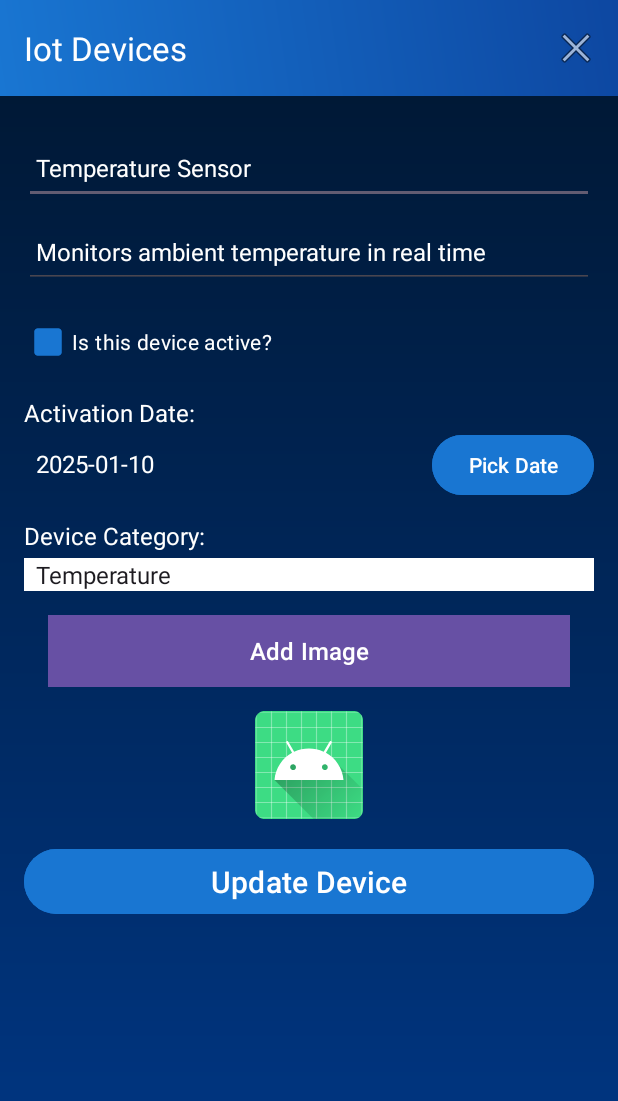
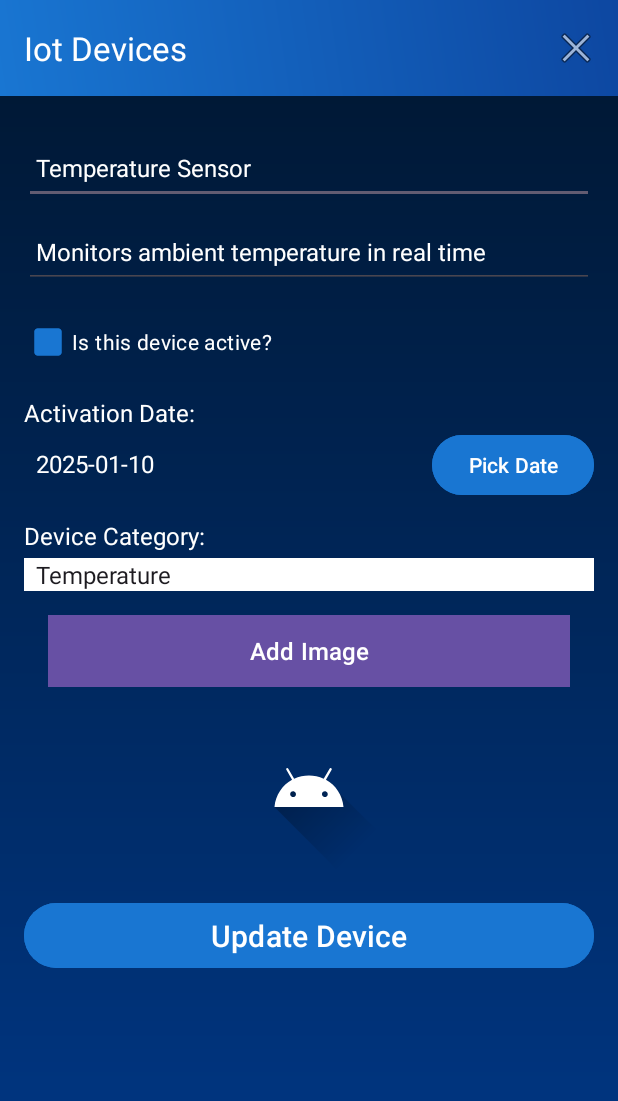
Before and after one commit to JeffHalley/MobileAppDevCA2, an Android app: the screen it shows after launch (DeviceActivity), after a tap on "edit", on a phone screen of 412 x 824 dp. Shown: the top 1101 px of the screen. Run offline under Robolectric (Android 15) with nearby library versions, the phone set to English and light mode, and no system bars; our stand-ins replace Picasso, Timber; libraries missing offline, so code that uses them is left out: com.github.ajalt.timberkt, timber.log; 9 statements that could not run were skipped.

Commit message:
feat: Implement image selection for devices
Adds the functionality for users to select an image for a device from their phone's storage.

- Integrates the Picasso library to handle image loading and display.
- Implements an `ActivityResultLauncher` to manage the image selection intent.
- Updates the `DeviceActivity` to display the selected image or a placeholder.
- Adds an `image` property to the `DeviceModel` and updates the data persistence layer (`DeviceMemStore`) to handle it.
- Introduces a helper function `showImagePicker` to encapsulate the image selection logic.

```diff
--- a/app/build.gradle.kts
+++ b/app/build.gradle.kts
@@ -53,4 +53,6 @@ dependencies {
     androidTestImplementation(libs.androidx.junit)
     androidTestImplementation(libs.androidx.espresso.core)
     implementation(libs.gson)
+    implementation(libs.picasso)
+
 }
--- a/app/src/main/java/ie/setu/mobileAppDevCA2/activities/DeviceActivity.kt
+++ b/app/src/main/java/ie/setu/mobileAppDevCA2/activities/DeviceActivity.kt
@@ -1,20 +1,43 @@
 package ie.setu.mobileAppDevCA2.activities
 
 import android.app.DatePickerDialog
+import android.content.Intent
+import android.net.Uri
 import android.os.Bundle
 import android.view.Menu
 import android.view.MenuItem
+import androidx.activity.result.ActivityResultLauncher
+import androidx.activity.result.contract.ActivityResultContracts
 import com.google.android.material.snackbar.Snackbar
 import androidx.appcompat.app.AppCompatActivity
+import com.squareup.picasso.Picasso
 import ie.setu.mobileAppDevCA2.R
 import ie.setu.mobileAppDevCA2.databinding.ActivityDeviceBinding
+import ie.setu.mobileAppDevCA2.helpers.showImagePicker
 import ie.setu.mobileAppDevCA2.main.MainApp
 import ie.setu.mobileAppDevCA2.models.DeviceModel
 import timber.log.Timber.i
 import java.text.SimpleDateFormat
 import java.util.*
+import androidx.core.net.toUri
 
 class DeviceActivity : AppCompatActivity() {
+
+    private lateinit var imageIntentLauncher : ActivityResultLauncher<Intent>
+
+
+    private fun registerImagePickerCallback() {
+        imageIntentLauncher =
+            registerForActivityResult(ActivityResultContracts.StartActivityForResult()) { result ->
+                if (result.resultCode == RESULT_OK && result.data != null) {
+                    val uri = result.data!!.data!!
+                    device.image = uri.toString()
+                    Picasso.get()
+                        .load(uri)
+                        .into(binding.deviceImage)
+                }
+            }
+    }
 
     private lateinit var binding: ActivityDeviceBinding
     var device = DeviceModel()
@@ -26,6 +49,9 @@ class DeviceActivity : AppCompatActivity() {
         super.onCreate(savedInstanceState)
         binding = ActivityDeviceBinding.inflate(layoutInflater)
         setContentView(binding.root)
+
+        registerImagePickerCallback()
+
         binding.toolbarAdd.title = title
         setSupportActionBar(binding.toolbarAdd)
         app = application as MainApp
@@ -43,6 +69,17 @@ class DeviceActivity : AppCompatActivity() {
         // If editing an existing device
         if (intent.hasExtra("device_edit")) {
             device = intent.extras?.getParcelable("device_edit")!!
+            i("Device to edit: $device")
+            i("Device image: ${device.image}")
+
+            if (device.image.isNotEmpty()) {
+                Picasso.get()
+                    .load(device.image.toUri())
+                    .into(binding.deviceImage)
+            } else {
+                binding.deviceImage.setImageResource(R.drawable.placeholder)
+            }
+
             binding.deviceTitle.setText(device.title)
             binding.deviceDescription.setText(device.description)
             binding.checkActive.isChecked = device.status
@@ -73,8 +110,10 @@ class DeviceActivity : AppCompatActivity() {
             dialog.show()
         }
 
+
         binding.chooseImage.setOnClickListener {
             i("Select image")
+            showImagePicker(imageIntentLauncher)
         }
 
 
--- a/app/src/main/java/ie/setu/mobileAppDevCA2/models/DeviceMemStore.kt
+++ b/app/src/main/java/ie/setu/mobileAppDevCA2/models/DeviceMemStore.kt
@@ -34,6 +34,7 @@ class DeviceMemStore(private val context: Context) : DeviceStore {
             foundDevice.status = device.status
             foundDevice.activatedAt = device.activatedAt
             foundDevice.sensorFamily = device.sensorFamily
+            foundDevice.image = device.image
             save()
             logAll()
         }
--- a/app/src/main/java/ie/setu/mobileAppDevCA2/models/DeviceModel.kt
+++ b/app/src/main/java/ie/setu/mobileAppDevCA2/models/DeviceModel.kt
@@ -1,5 +1,6 @@
 package ie.setu.mobileAppDevCA2.models
 
+import android.net.Uri
 import android.os.Parcelable
 import kotlinx.parcelize.Parcelize
 
@@ -10,5 +11,6 @@ data class DeviceModel(
     var description: String = "",
     var status: Boolean = false,
     var activatedAt: String = "",
-    var sensorFamily: String = ""
+    var sensorFamily: String = "",
+    var image: String = ""
 ) : Parcelable
--- /dev/null
+++ b/app/src/main/res/drawable/placeholder.xml
@@ -0,0 +1,30 @@
+<vector xmlns:android="http://schemas.android.com/apk/res/android"
+    xmlns:aapt="http://schemas.android.com/aapt"
+    android:width="108dp"
+    android:height="108dp"
+    android:viewportWidth="108"
+    android:viewportHeight="108">
+    <path android:pathData="M31,63.928c0,0 6.4,-11 12.1,-13.1c7.2,-2.6 26,-1.4 26,-1.4l38.1,38.1L107,108.928l-32,-1L31,63.928z">
+        <aapt:attr name="android:fillColor">
+            <gradient
+                android:endX="85.84757"
+                android:endY="92.4963"
+                android:startX="42.9492"
+                android:startY="49.59793"
+                android:type="linear">
+                <item
+                    android:color="#44000000"
+                    android:offset="0.0" />
+                <item
+                    android:color="#00000000"
+                    android:offset="1.0" />
+            </gradient>
+        </aapt:attr>
+    </path>
+    <path
+        android:fillColor="#FFFFFF"
+        android:fillType="nonZero"
+        android:pathData="M65.3,45.828l3.8,-6.6c0.2,-0.4 0.1,-0.9 -0.3,-1.1c-0.4,-0.2 -0.9,-0.1 -1.1,0.3l-3.9,6.7c-6.3,-2.8 -13.4,-2.8 -19.7,0l-3.9,-6.7c-0.2,-0.4 -0.7,-0.5 -1.1,-0.3C38.8,38.328 38.7,38.828 38.9,39.228l3.8,6.6C36.2,49.428 31.7,56.028 31,63.928h46C76.3,56.028 71.8,49.428 65.3,45.828zM43.4,57.328c-0.8,0 -1.5,-0.5 -1.8,-1.2c-0.3,-0.7 -0.1,-1.5 0.4,-2.1c0.5,-0.5 1.4,-0.7 2.1,-0.4c0.7,0.3 1.2,1 1.2,1.8C45.3,56.528 44.5,57.328 43.4,57.328L43.4,57.328zM64.6,57.328c-0.8,0 -1.5,-0.5 -1.8,-1.2s-0.1,-1.5 0.4,-2.1c0.5,-0.5 1.4,-0.7 2.1,-0.4c0.7,0.3 1.2,1 1.2,1.8C66.5,56.528 65.6,57.328 64.6,57.328L64.6,57.328z"
+        android:strokeWidth="1"
+        android:strokeColor="#00000000" />
+</vector>
--- a/app/src/main/res/layout/activity_device.xml
+++ b/app/src/main/res/layout/activity_device.xml
@@ -150,7 +150,7 @@
                     tools:ignore="VisualLintButtonSize" />
 
                 <ImageView
-                    android:id="@+id/placemarkImage"
+                    android:id="@+id/deviceImage"
                     android:layout_width="match_parent"
                     android:layout_height="wrap_content"
                     android:importantForAccessibility="no"
--- a/app/src/main/res/values/strings.xml
+++ b/app/src/main/res/values/strings.xml
@@ -10,6 +10,7 @@
     <string name="update_device">Update Device</string>
     <string name="delete_all">Delete All</string>
     <string name="button_addImage"> Add Image </string>
+    <string name="select_device_image">Select placemark image</string>
 
     <string-array name="device_categories">
         <item>Sensor Family</item>
--- a/gradle/libs.versions.toml
+++ b/gradle/libs.versions.toml
@@ -14,6 +14,8 @@ constraintlayout = "2.2.1"
 recyclerview = "1.4.0"
 timber = "1.5.1"
 kotlinPlugin = "2.2.10"
+picasso = "2.71828"
+
 
 
 [libraries]
@@ -29,6 +31,7 @@ material = { group = "com.google.android.material", name = "material", version.r
 androidx-activity = { group = "androidx.activity", name = "activity", version.ref = "activity" }
 androidx-constraintlayout = { group = "androidx.constraintlayout", name = "constraintlayout", version.ref = "constraintlayout" }
 timber = { module = "com.github.ajalt:timberkt", version.ref = "timber" }
+picasso = { module = "com.squareup.picasso:picasso", version.ref = "picasso" }
 
 
 [plugins]
```
Also changed, not shown: app/src/main/assets/devices.json (+10 -5 lines), app/src/main/java/ie/setu/mobileAppDevCA2/helpers/ImageHelpers.kt (added, +12 -0 lines).
